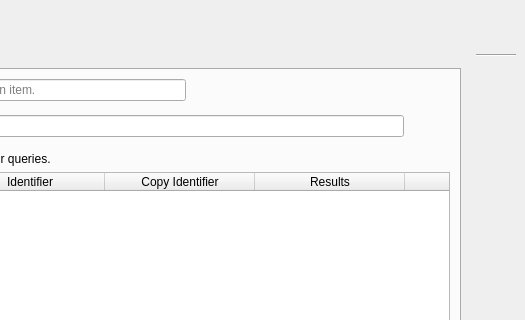
textbrowser/biblioteq, file UI/biblioteq_batch_activities_browser.ui: the form before one commit; both pictures show x 225 to 750 and y 0 to 320 of the 750 by 500 pixel window.
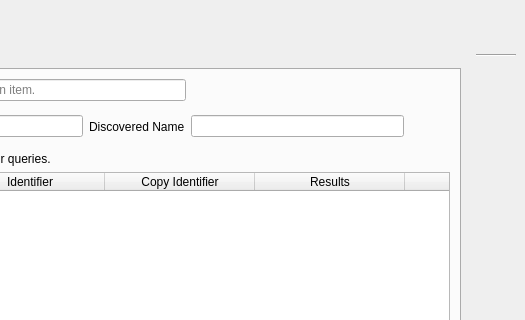
The form after the commit. Icons and pictures are not drawn.

Commit message: Retrieve member name.

```diff
--- a/UI/biblioteq_batch_activities_browser.ui
+++ b/UI/biblioteq_batch_activities_browser.ui
@@ -163,6 +163,20 @@
                </property>
               </widget>
              </item>
+             <item>
+              <widget class="QLabel" name="label_5">
+               <property name="text">
+                <string>Discovered Name</string>
+               </property>
+              </widget>
+             </item>
+             <item>
+              <widget class="QLineEdit" name="borrow_member_name">
+               <property name="readOnly">
+                <bool>true</bool>
+               </property>
+              </widget>
+             </item>
              <item>
               <widget class="QToolButton" name="borrow_list">
                <property name="toolTip">
```
Left out of the diff: 1 changed line with no effect on the pictures. The commit also changes 4 other files.
